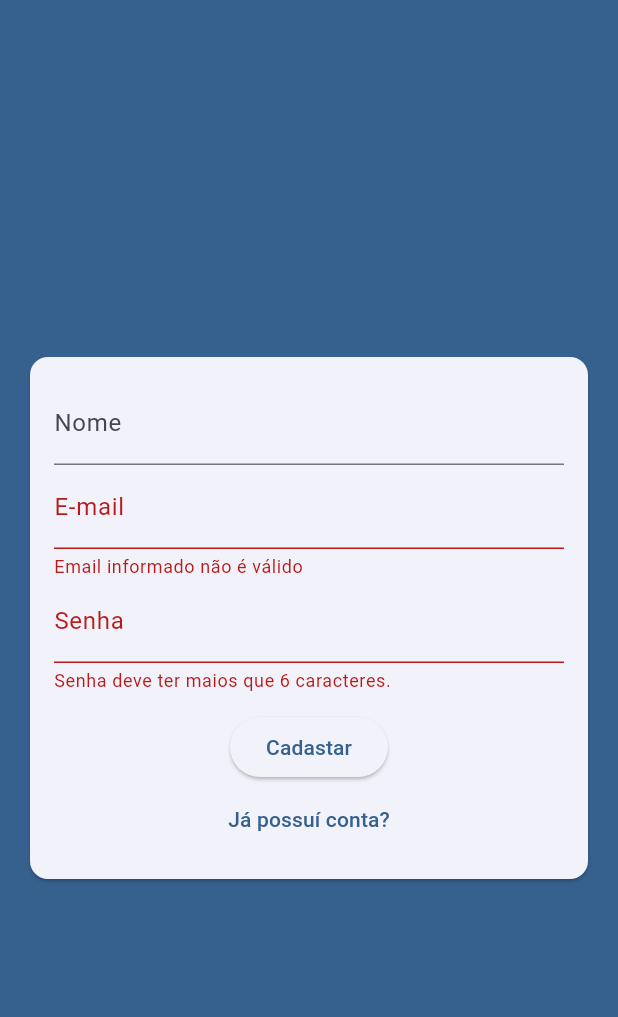
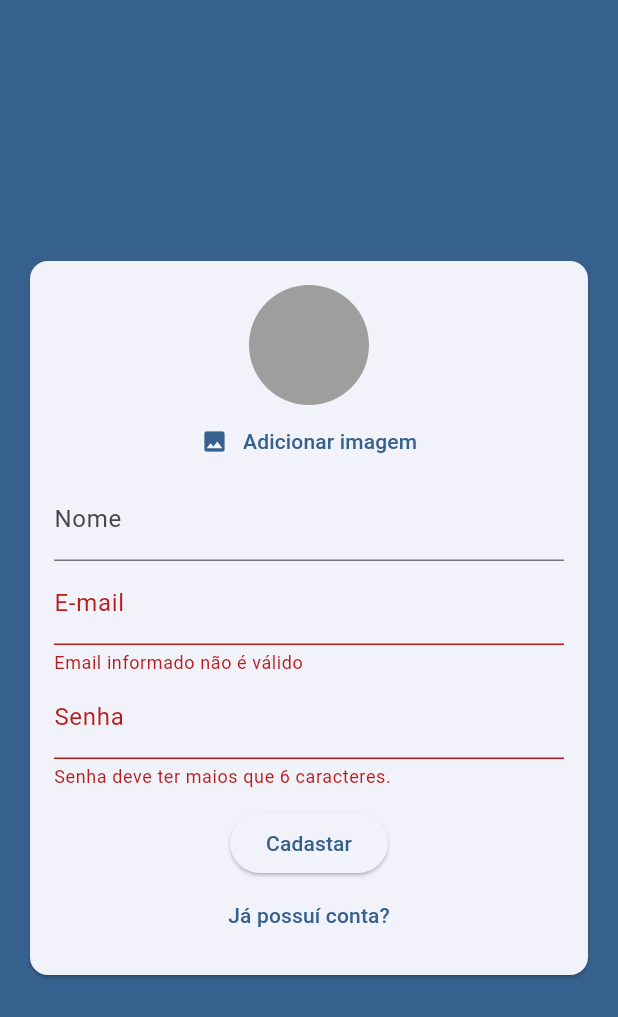
Before and after one commit to brunos0/chat, a Flutter app: the screen it shows after launch, after a tap on "Entrar", after a tap on "Criar uma nova conta?", on a phone screen of 412 x 824 dp. Shown: the top 1017 px of the screen. Run offline on Flutter 3.47's test engine with Material 3 defaults, Android fonts, the phone set to English and light mode, and no system bars; our stand-ins replace image_picker.

Commit message:
adicionado formulário

```diff
--- a/lib/components/auth_form.dart
+++ b/lib/components/auth_form.dart
@@ -1,8 +1,13 @@
+import 'dart:io';
+
+import 'package:chat/components/user_image_picker.dart';
 import 'package:chat/models/auth_form_data.dart';
 import 'package:flutter/material.dart';
 
 class AuthForm extends StatefulWidget {
-  const AuthForm({super.key});
+  final void Function(AuthFormData) onsubmit;
+
+  const AuthForm({required this.onsubmit, super.key});
 
   @override
   State<AuthForm> createState() => _AuthFormState();
@@ -12,8 +17,29 @@ class _AuthFormState extends State<AuthForm> {
   final _formKey = GlobalKey<FormState>();
   final _authFormData = AuthFormData();
 
+  void _handleImagePick(File image) {
+    _authFormData.image = image;
+  }
+
+  void _showError(String msg) {
+    ScaffoldMessenger.of(context).showSnackBar(
+      SnackBar(
+        content: Text(msg),
+        backgroundColor: Theme.of(context).colorScheme.error,
+      ),
+    );
+  }
+
   void _submit() {
-    _formKey.currentState?.validate();
+    bool isvalid = _formKey.currentState?.validate() ?? false;
+    if (!isvalid) {
+      return;
+    }
+
+    if (_authFormData.image == null && _authFormData.isSignup) {
+      return _showError('Imagem não selecionada');
+    }
+    widget.onsubmit(_authFormData);
   }
 
   @override
@@ -26,6 +52,8 @@ class _AuthFormState extends State<AuthForm> {
           key: _formKey,
           child: Column(
             children: <Widget>[
+              if (_authFormData.isSignup)
+                UserImagePicker(onImagePick: _handleImagePick),
               if (_authFormData.isSignup)
                 TextFormField(
                   key: const ValueKey('name'),
--- /dev/null
+++ b/lib/components/user_image_picker.dart
@@ -0,0 +1,58 @@
+import 'dart:io';
+
+import 'package:flutter/material.dart';
+import 'package:image_picker/image_picker.dart';
+
+class UserImagePicker extends StatefulWidget {
+  const UserImagePicker({required this.onImagePick, super.key});
+  final void Function(File image) onImagePick;
+
+  @override
+  State<UserImagePicker> createState() => _UserImagePickerState();
+}
+
+class _UserImagePickerState extends State<UserImagePicker> {
+  File? _image;
+
+  Future<void> _pickImage() async {
+    final picker = ImagePicker();
+    final pickedImage = await picker.pickImage(
+      source: ImageSource.gallery,
+      imageQuality: 50,
+      maxWidth: 150,
+    );
+
+    if (pickedImage != null) {
+      setState(() => _image = File(pickedImage.path));
+    }
+    widget.onImagePick(_image!);
+  }
+
+  @override
+  Widget build(BuildContext context) {
+    return Column(
+      children: [
+        CircleAvatar(
+            radius: 40,
+            backgroundColor: Colors.grey,
+            backgroundImage: _image != null ? FileImage(_image!) : null),
+        TextButton(
+          onPressed: _pickImage,
+          child: Row(
+            mainAxisAlignment: MainAxisAlignment.center,
+            children: [
+              Icon(
+                Icons.image,
+                color: Theme.of(context).primaryColor,
+              ),
+              SizedBox(
+                width: 10,
+              ),
+              Text('Adicionar imagem')
+            ],
+          ),
+        )
+      ],
+    );
+  }
+}
--- a/lib/pages/auth_page.dart
+++ b/lib/pages/auth_page.dart
@@ -1,17 +1,42 @@
 import 'package:chat/components/auth_form.dart';
+import 'package:chat/models/auth_form_data.dart';
 import 'package:flutter/material.dart';
 
-class AuthPage extends StatelessWidget {
+class AuthPage extends StatefulWidget {
   const AuthPage({super.key});
+
+  @override
+  State<AuthPage> createState() => _AuthPageState();
+}
+
+class _AuthPageState extends State<AuthPage> {
+  bool _isLoading = false;
+  void _handleSubmit(AuthFormData formData) {
+    setState(() => _isLoading = true);
+
+    print(formData.email);
+    //setState(() => _isLoading = false);
+  }
 
   @override
   Widget build(BuildContext context) {
     return Scaffold(
       backgroundColor: Theme.of(context).primaryColor,
-      body: const Center(
-        child: SingleChildScrollView(
-          child: AuthForm(),
-        ),
+      body: Stack(
+        children: [
+          Center(
+            child: SingleChildScrollView(
+              child: AuthForm(onsubmit: _handleSubmit),
+            ),
+          ),
+          if (_isLoading)
+            Container(
+              decoration: BoxDecoration(color: Color.fromRGBO(0, 0, 0, 0.5)),
+              child: Center(
+                child: CircularProgressIndicator(),
+              ),
+            )
+        ],
       ),
     );
   }
--- a/pubspec.yaml
+++ b/pubspec.yaml
@@ -35,6 +35,7 @@ dependencies:
   # The following adds the Cupertino Icons font to your application.
   # Use with the CupertinoIcons class for iOS style icons.
   cupertino_icons: ^1.0.2
+  image_picker: ^1.0.4
 
 dev_dependencies:
   flutter_test:
```
Also changed, not shown: pubspec.lock, 13 other files.
